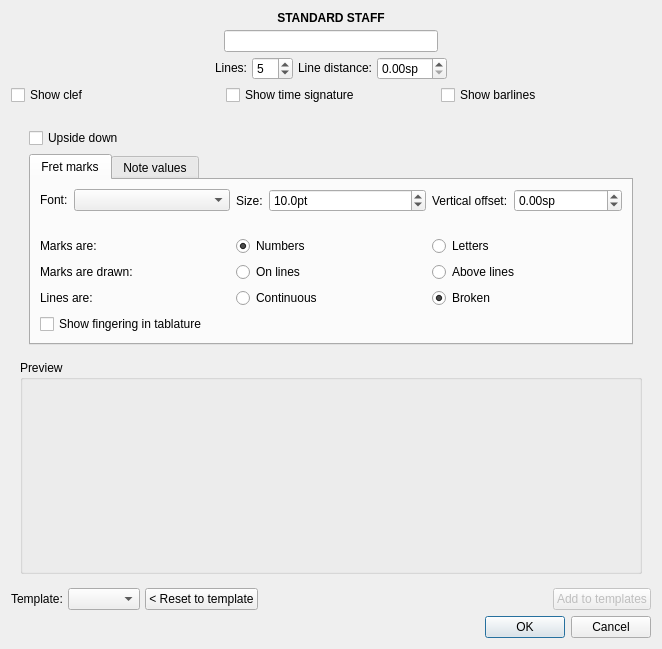
augustin64/MuseScore, file src/notation/view/widgets/editstafftype.ui: the form before one commit.
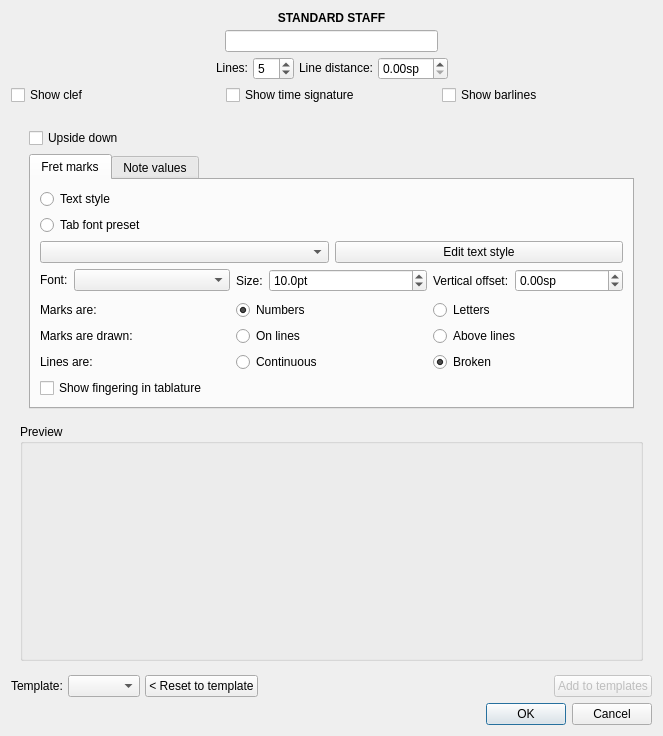
The form after the commit. Custom widgets are drawn as their Qt base class.

Diff of the .ui file:
```diff
--- a/src/notation/view/widgets/editstafftype.ui
+++ b/src/notation/view/widgets/editstafftype.ui
@@ -6,8 +6,8 @@
    <rect>
     <x>0</x>
     <y>0</y>
-    <width>662</width>
-    <height>649</height>
+    <width>663</width>
+    <height>736</height>
    </rect>
   </property>
   <property name="minimumSize">
@@ -437,6 +437,38 @@
                 <string>Fret marks</string>
                </attribute>
                <layout class="QVBoxLayout" name="verticalLayout_2">
+                <item>
+                 <layout class="QVBoxLayout" name="verticalLayout_8">
+                  <item>
+                   <widget class="QRadioButton" name="textStyleRadioButton">
+                    <property name="text">
+                     <string>Text style</string>
+                    </property>
+                   </widget>
+                  </item>
+                  <item>
+                   <widget class="QRadioButton" name="presetRadioButton">
+                    <property name="text">
+                     <string>Tab font preset</string>
+                    </property>
+                   </widget>
+                  </item>
+                 </layout>
+                </item>
+                <item>
+                 <layout class="QHBoxLayout" name="horizontalLayout_8">
+                  <item>
+                   <widget class="QComboBox" name="textStyleComboBox"/>
+                  </item>
+                  <item>
+                   <widget class="QPushButton" name="editTextStyleButton">
+                    <property name="text">
+                     <string>Edit text style</string>
+                    </property>
+                   </widget>
+                  </item>
+                 </layout>
+                </item>
                 <item>
                  <layout class="QHBoxLayout" name="horizontalLayout_6">
                   <item>
```
Left out of the diff: 22 changed lines with no effect on the pictures.
